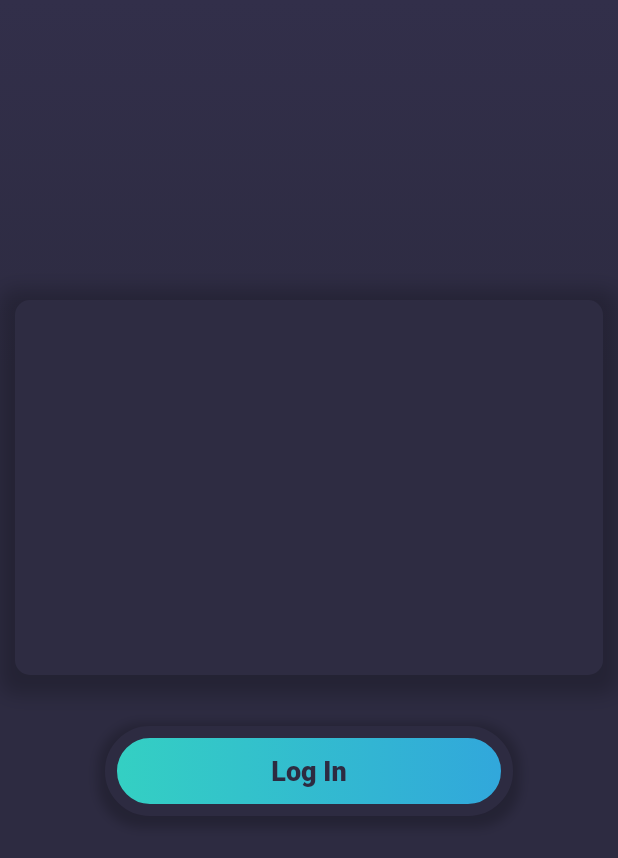
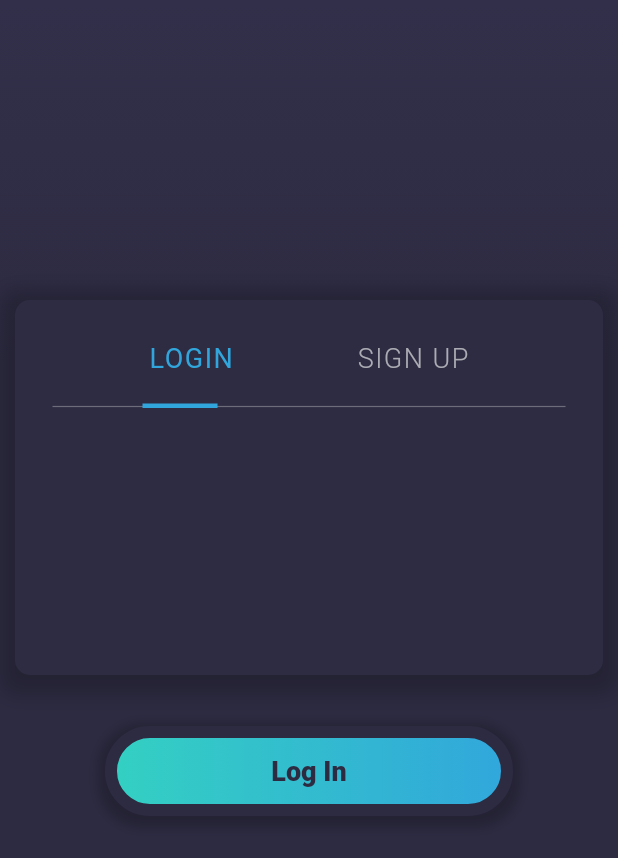
Before and after one commit to EXERLOG/exer_log, a Flutter app: the screen it shows after launch, on a phone screen of 412 x 824 dp. Shown: the top 858 px of the screen. Run offline on Flutter 3.47's test engine with Material 2 defaults, Android fonts, the phone set to English and light mode, and no system bars; Roboto replaces fonts that are missing (Avenir).

Commit message:
created login page animated line menu

```diff
--- a/app/exerlog/lib/UI/global.dart
+++ b/app/exerlog/lib/UI/global.dart
@@ -2,7 +2,11 @@ import 'package:flutter/material.dart';
 
 // colors
 Color backgroundColor = Color(0xFF2D2B41);
+Color textColorLoginForm = Color(0xFFACACB4);
+Color textColorBlue = Color(0xFF31A6DC);
 
 // text styles
 
 TextStyle buttonText = TextStyle(color: backgroundColor, fontFamily: "Avenir", fontWeight: FontWeight.w800, fontSize: 18);
+TextStyle loginOptionTextStyle = TextStyle( letterSpacing: 1,color: textColorLoginForm, fontFamily: "Avenir", fontWeight: FontWeight.w300, fontSize: 18);
+TextStyle loginOptionTextStyleSelected = TextStyle( letterSpacing: 1,color: textColorBlue, fontFamily: "Avenir", fontWeight: FontWeight.w400, fontSize: 18);
--- a/app/exerlog/lib/UI/login_page.dart
+++ b/app/exerlog/lib/UI/login_page.dart
@@ -10,9 +10,11 @@ class LoginForm extends StatefulWidget {
 }
 
 class _LoginFormState extends State<LoginForm> {
+  bool login = true;
   @override
   Widget build(BuildContext context) {
-    return Container(
+    return Material(
+      child: Container(
           padding: EdgeInsets.only(left: 10, top: 200, right: 10, bottom: 200),
           decoration: BoxDecoration(
               gradient: LinearGradient(
@@ -28,6 +30,62 @@ class _LoginFormState extends State<LoginForm> {
             clipBehavior: Clip.none,
             children: <Widget>[
               Container(
+                child: Container(
+                  margin: EdgeInsets.all(15),
+                  child: Column(children: [
+                    Container(
+                      child: Row(
+                        mainAxisAlignment: MainAxisAlignment.spaceEvenly,
+                        children: [
+                          TextButton(
+                            onPressed: (){
+                              setState(() {
+                                login = true;
+                              });
+                            },
+                            child: Container(
+                              child: Text("LOGIN", style: login ? loginOptionTextStyleSelected : loginOptionTextStyle,),
+                            ),
+                          ),
+                          TextButton(
+                            onPressed: () {
+                              setState(() {
+                                login = false;
+                              });
+                            },
+                            child: Container(
+                              child: Text("SIGN UP", style: login ? loginOptionTextStyle : loginOptionTextStyleSelected),
+                            ),
+                          )
+                        ],
+                      ),
+                    ),
+                    Stack(
+                      children: [
+                        Divider(
+                          thickness: 0.8,
+                          indent: 10,
+                          endIndent: 10,
+                          color: Colors.white.withOpacity(0.3),
+                        ),
+                        Container(
+                          child: AnimatedAlign(
+                            alignment: login ? Alignment.centerLeft : Alignment.centerRight,
+                            duration: const Duration(seconds: 1),
+                            curve: Curves.fastOutSlowIn,
+                            child: Container(
+                              height: 3,
+                              width: 50,
+                              margin: EdgeInsets.only(left: 70, right: 84, top: 6),
+                              color: Color(0xFF31A6DC),
+                            ),
+                          ),
+                        )
+                      ],
+                    )
+                  ],
+                  ),
+                ),
                 height: 250,
                 decoration: BoxDecoration(
                     color: Color(0xFF2E2C42),
@@ -57,6 +115,7 @@ class _LoginFormState extends State<LoginForm> {
                 bottom: 80,
               ),
             ],
-        ));
+          )),
+    );
   }
 }
```
Lines whose indentation alone changed are shown as unchanged.
